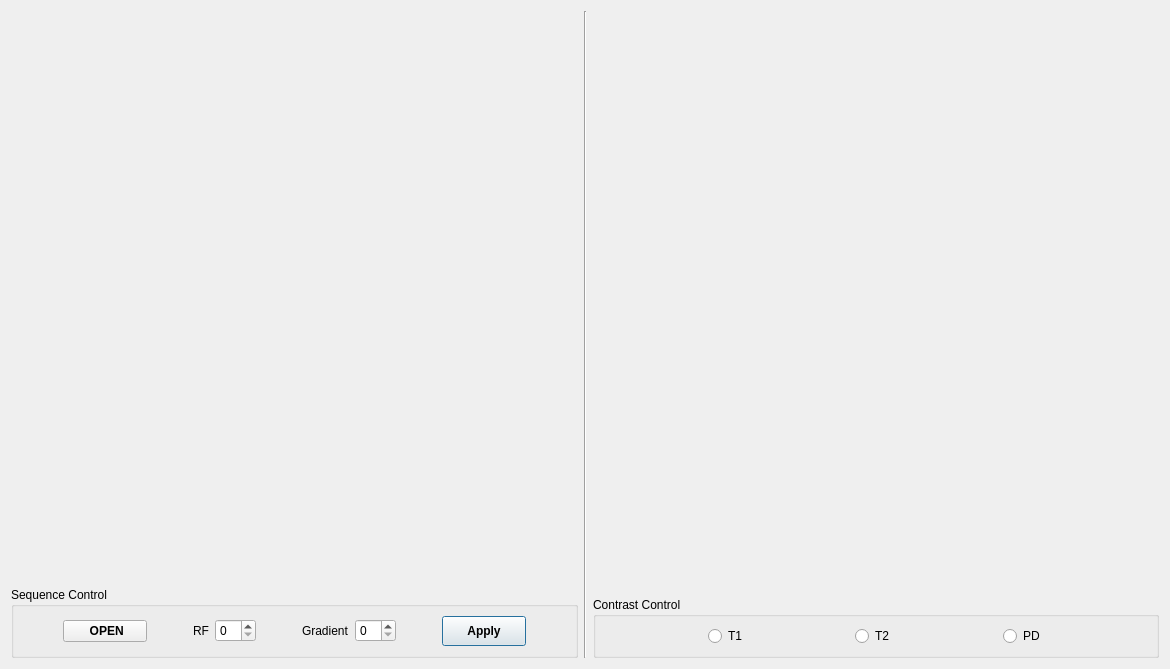
Above: src/ui/Phantom.ui from Mostafa-Medhat/MRI-Phantom before the change. Below: the same form after it.
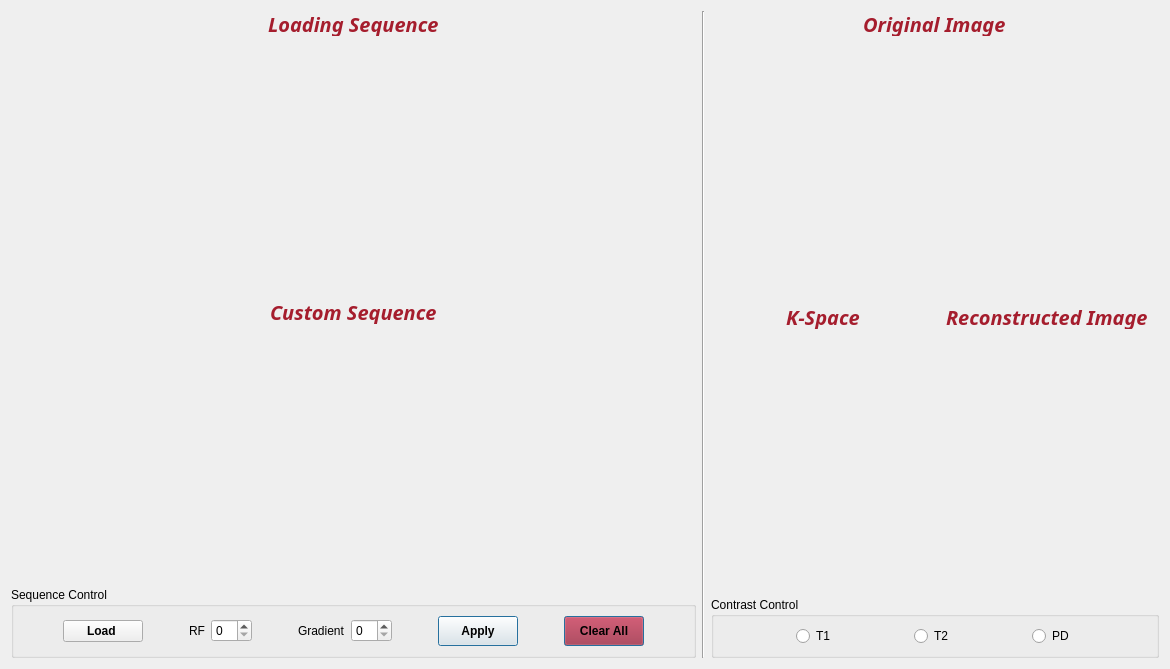
That is the form after the change. Icons and pictures are not drawn.

Commit message: update ui and add clear button

```diff
--- a/src/ui/Phantom.ui
+++ b/src/ui/Phantom.ui
@@ -10,6 +10,12 @@
     <height>669</height>
    </rect>
   </property>
+  <property name="minimumSize">
+   <size>
+    <width>0</width>
+    <height>100</height>
+   </size>
+  </property>
   <property name="windowTitle">
    <string>Form</string>
   </property>
@@ -18,18 +24,68 @@
   </property>
   <layout class="QGridLayout" name="gridLayout">
    <item row="0" column="0">
-    <layout class="QHBoxLayout" name="horizontalLayout" stretch="1,1,1">
+    <layout class="QHBoxLayout" name="horizontalLayout" stretch="0,1,1">
      <item>
       <layout class="QVBoxLayout" name="verticalLayout" stretch="2,2,0">
        <item>
         <layout class="QVBoxLayout" name="verticalLayout_4">
+         <item alignment="Qt::AlignHCenter">
+          <widget class="QLabel" name="label_6">
+           <property name="maximumSize">
+            <size>
+             <width>16777215</width>
+             <height>25</height>
+            </size>
+           </property>
+           <property name="font">
+            <font>
+             <family>Ubuntu Mono</family>
+             <pointsize>15</pointsize>
+             <weight>75</weight>
+             <italic>true</italic>
+             <bold>true</bold>
+            </font>
+           </property>
+           <property name="styleSheet">
+            <string notr="true">color:rgb(165, 29, 45)</string>
+           </property>
+           <property name="text">
+            <string>Loading Sequence</string>
+           </property>
+          </widget>
+         </item>
          <item>
           <widget class="QWidget" name="widget_sequence" native="true"/>
          </item>
         </layout>
        </item>
        <item>
-        <layout class="QVBoxLayout" name="verticalLayout_6" stretch="0">
+        <layout class="QVBoxLayout" name="verticalLayout_6" stretch="0,0">
+         <item alignment="Qt::AlignHCenter">
+          <widget class="QLabel" name="label_7">
+           <property name="maximumSize">
+            <size>
+             <width>16777215</width>
+             <height>25</height>
+            </size>
+           </property>
+           <property name="font">
+            <font>
+             <family>Ubuntu Mono</family>
+             <pointsize>15</pointsize>
+             <weight>75</weight>
+             <italic>true</italic>
+             <bold>true</bold>
+            </font>
+           </property>
+           <property name="styleSheet">
+            <string notr="true">color:rgb(165, 29, 45)</string>
+           </property>
+           <property name="text">
+            <string>Custom Sequence</string>
+           </property>
+          </widget>
+         </item>
          <item>
           <widget class="QWidget" name="widget_4" native="true"/>
          </item>
@@ -42,7 +98,7 @@
          </property>
          <layout class="QHBoxLayout" name="horizontalLayout_5">
           <item>
-           <layout class="QHBoxLayout" name="horizontalLayout_6" stretch="0,1,0,0,0,0,0,0,0,1,0">
+           <layout class="QHBoxLayout" name="horizontalLayout_6" stretch="0,1,0,0,0,0,0,0,0,1,0,0,0">
             <item>
              <spacer name="horizontalSpacer_8">
               <property name="orientation">
@@ -66,7 +122,7 @@
                </font>
               </property>
               <property name="text">
-               <string> OPEN</string>
+               <string>Load </string>
               </property>
               <property name="icon">
                <iconset>
@@ -177,6 +233,53 @@
               </property>
              </spacer>
             </item>
+            <item>
+             <widget class="QPushButton" name="pushButton_clear">
+              <property name="minimumSize">
+               <size>
+                <width>0</width>
+                <height>30</height>
+               </size>
+              </property>
+              <property name="baseSize">
+               <size>
+                <width>0</width>
+                <height>0</height>
+               </size>
+              </property>
+              <property name="font">
+               <font>
+                <weight>75</weight>
+                <bold>true</bold>
+               </font>
+              </property>
+              <property name="cursor">
+               <cursorShape>PointingHandCursor</cursorShape>
+              </property>
+              <property name="styleSheet">
+               <string notr="true">background-color: rgb(165, 29, 45);</string>
+              </property>
+              <property name="text">
+               <string>Clear All</string>
+              </property>
+              <property name="default">
+               <bool>true</bool>
+              </property>
+             </widget>
+            </item>
+            <item>
+             <spacer name="horizontalSpacer_10">
+              <property name="orientation">
+               <enum>Qt::Horizontal</enum>
+              </property>
+              <property name="sizeHint" stdset="0">
+               <size>
+                <width>40</width>
+                <height>20</height>
+               </size>
+              </property>
+             </spacer>
+            </item>
            </layout>
           </item>
          </layout>
@@ -193,23 +296,117 @@
      </item>
      <item>
       <layout class="QVBoxLayout" name="verticalLayout_2">
+       <property name="spacing">
+        <number>0</number>
+       </property>
        <item>
         <layout class="QVBoxLayout" name="verticalLayout_5" stretch="1,1">
+         <property name="spacing">
+          <number>0</number>
+         </property>
          <item>
-          <layout class="QVBoxLayout" name="verticalLayout_8">
-           <item>
-            <widget class="QWidget" name="widget" native="true"/>
+          <layout class="QGridLayout" name="verticalLayout_8">
+           <item row="1" column="0">
+            <widget class="QWidget" name="widget" native="true">
+             <property name="minimumSize">
+              <size>
+               <width>0</width>
+               <height>0</height>
+              </size>
+             </property>
+             <property name="styleSheet">
+              <string notr="true"/>
+             </property>
+            </widget>
+           </item>
+           <item row="0" column="0" alignment="Qt::AlignHCenter">
+            <widget class="QLabel" name="label_3">
+             <property name="maximumSize">
+              <size>
+               <width>16777215</width>
+               <height>25</height>
+              </size>
+             </property>
+             <property name="font">
+              <font>
+               <family>Ubuntu Mono</family>
+               <pointsize>15</pointsize>
+               <weight>75</weight>
+               <italic>true</italic>
+               <bold>true</bold>
+              </font>
+             </property>
+             <property name="styleSheet">
+              <string notr="true">color:rgb(165, 29, 45)</string>
+             </property>
+             <property name="text">
+              <string>Original Image</string>
+             </property>
+            </widget>
            </item>
           </layout>
          </item>
          <item>
-          <layout class="QHBoxLayout" name="horizontalLayout_3">
-           <item>
+          <layout class="QGridLayout" name="horizontalLayout_3">
+           <property name="spacing">
+            <number>0</number>
+           </property>
+           <item row="1" column="0">
             <widget class="QWidget" name="widget_3" native="true"/>
            </item>
-           <item>
+           <item row="1" column="1">
             <widget class="QWidget" name="widget_2" native="true"/>
            </item>
+           <item row="0" column="0" alignment="Qt::AlignHCenter">
+            <widget class="QLabel" name="label_4">
+             <property name="maximumSize">
+              <size>
+               <width>16777215</width>
+               <height>25</height>
+              </size>
+             </property>
+             <property name="font">
+              <font>
+               <family>Ubuntu Mono</family>
+               <pointsize>15</pointsize>
+               <weight>75</weight>
+               <italic>true</italic>
+               <bold>true</bold>
+              </font>
+             </property>
+             <property name="styleSheet">
+              <string notr="true">color:rgb(165, 29, 45)</string>
+             </property>
+             <property name="text">
+              <string>K-Space</string>
+             </property>
+            </widget>
+           </item>
+           <item row="0" column="1" alignment="Qt::AlignHCenter">
+            <widget class="QLabel" name="label_5">
+             <property name="maximumSize">
+              <size>
+               <width>16777215</width>
+               <height>25</height>
+              </size>
+             </property>
+             <property name="font">
+              <font>
+               <family>Ubuntu Mono</family>
+               <pointsize>15</pointsize>
+               <weight>75</weight>
+               <italic>true</italic>
+               <bold>true</bold>
+              </font>
+             </property>
+             <property name="styleSheet">
+              <string notr="true">color:rgb(165, 29, 45)</string>
+             </property>
+             <property name="text">
+              <string>Reconstructed Image</string>
+             </property>
+            </widget>
+           </item>
           </layout>
          </item>
         </layout>
```
The commit also changes 3 other files.
